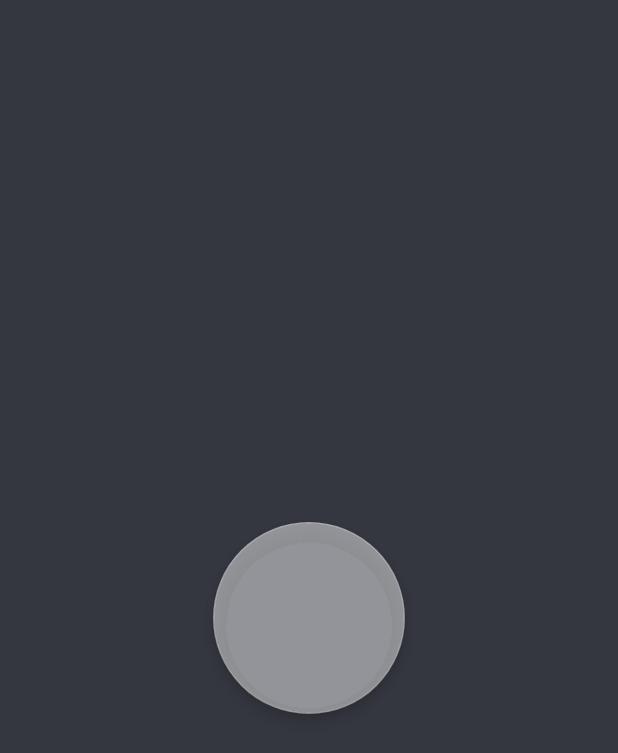
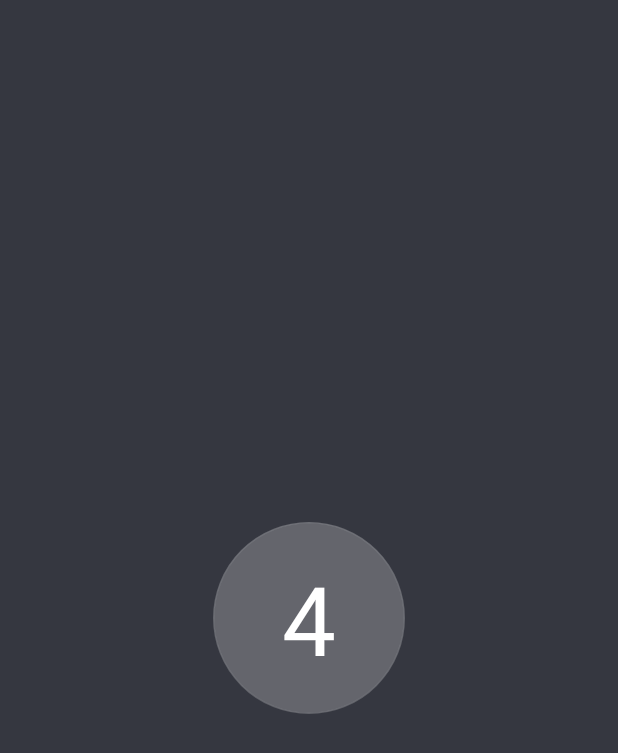
Before and after one commit to kvvzr/Twinkrun-Android, an Android app: the GameActivity screen opened directly, with no data from a screen before it, after a tap on an icon or button, on a phone screen of 412 x 824 dp. Shown: the top 753 px of the screen. Run offline under Robolectric (Android 15) with nearby library versions, the phone set to English and light mode, and no system bars; our stand-ins replace ButterKnife.

Commit message:
タイマー関連とかいろいろ

```diff
--- a/app/src/main/AndroidManifest.xml
+++ b/app/src/main/AndroidManifest.xml
@@ -27,6 +27,7 @@
         </activity>
         <activity android:name=".activity.PlayerSelectActivity"/>
         <activity android:name=".activity.GameActivity"/>
+        <activity android:name=".activity.ResultActivity"/>
     </application>
 
 
--- a/app/src/main/java/net/twinkrun/twinkrun/activity/GameActivity.java
+++ b/app/src/main/java/net/twinkrun/twinkrun/activity/GameActivity.java
@@ -2,19 +2,39 @@ package net.twinkrun.twinkrun.activity;
 
 import android.bluetooth.le.ScanCallback;
 import android.bluetooth.le.ScanResult;
+import android.content.Intent;
 import android.graphics.Color;
 import android.os.Bundle;
+import android.support.design.widget.FloatingActionButton;
+import android.support.v4.content.ContextCompat;
+import android.util.Log;
+import android.view.View;
+import android.view.WindowManager;
+import android.widget.TextView;
 
 import net.twinkrun.twinkrun.R;
+import net.twinkrun.twinkrun.entity.Player;
 import net.twinkrun.twinkrun.model.Game;
 import net.twinkrun.twinkrun.model.IGame;
 
+import java.util.ArrayList;
+
+import butterknife.Bind;
 import butterknife.ButterKnife;
 import butterknife.OnClick;
 
 public class GameActivity extends BaseBleActivity implements IGame {
 
     private Game mGame;
+
+    @Bind(R.id.background)
+    View mBackGround;
+
+    @Bind(R.id.play_button)
+    FloatingActionButton mPlayButton;
+
+    @Bind(R.id.count_down_text_view)
+    TextView mCountDownTextView;
 
     @OnClick(R.id.play_button)
     public void onClickPlayButton() {
@@ -28,11 +48,13 @@ public class GameActivity extends BaseBleActivity implements IGame {
 
         ButterKnife.bind(this);
 
+        getWindow().addFlags(WindowManager.LayoutParams.FLAG_KEEP_SCREEN_ON);
         if (getSupportActionBar() != null) {
             getSupportActionBar().hide();
         }
 
-        mGame = new Game(this);
+        // FIXME: PlayerSelectActivityからデータを持ってくる
+        mGame = new Game(this, new Player("kwzr,25"), new ArrayList<Player>());
         setupBle("kwzr,25", getResources().getString(R.string.advertise_uuid), mScanCallback);
     }
 
@@ -45,32 +67,64 @@ public class GameActivity extends BaseBleActivity implements IGame {
     };
 
     @Override
+    protected void onDestroy() {
+        super.onDestroy();
+        mGame.stop();
+    }
+
+    @Override
+    public void onStartCountDown() {
+        Log.d("GameActivity", "onStartCountDown");
+        mPlayButton.setAlpha(0.5f);
+        mCountDownTextView.setVisibility(View.VISIBLE);
+    }
+
+    @Override
     public void onUpdateCountDown(int count) {
-
+        Log.d("GameActivity", "onUpdateCountDown: " + count);
+        mCountDownTextView.setText("" + count);
     }
 
     @Override
     public void onStartGame() {
-
+        Log.d("GameActivity", "onStartGame");
+        mCountDownTextView.setVisibility(View.INVISIBLE);
     }
 
     @Override
     public void onUpdateScore(int score) {
+        Log.d("GameActivity", "onUpdateScore");
+    }
 
+    @Override
+    public void onUpdateRole(Color color, int score) {
+        Log.d("GameActivity", "onUpdateRole");
+        double rand = Math.random();
+        if (rand < 0.33) {
+            mBackGround.setBackgroundColor(ContextCompat.getColor(this, R.color.twinkrunBlack));
+        } else if (rand < 0.66) {
+            mBackGround.setBackgroundColor(ContextCompat.getColor(this, R.color.twinkrunGreen));
+        } else {
+            mBackGround.setBackgroundColor(ContextCompat.getColor(this, R.color.twinkrunRed));
+        }
     }
 
     @Override
     public void onFlash(Color color) {
-
+        Log.d("GameActivity", "onFlash");
     }
 
     @Override
-    public void onUpdateRole(Color color, int score) {
-
+    public void onStopGame() {
+        Log.d("GameActivity", "onStopGame");
+        mBackGround.setBackgroundColor(ContextCompat.getColor(this, R.color.twinkrunLightBlack));
+        mPlayButton.setAlpha(1f);
+        mCountDownTextView.setVisibility(View.INVISIBLE);
     }
 
     @Override
     public void onEndGame() {
-
+        Log.d("GameActivity", "onEndGame");
+        startActivity(new Intent(this, ResultActivity.class));
     }
 }
--- /dev/null
+++ b/app/src/main/java/net/twinkrun/twinkrun/model/Game.java
@@ -0,0 +1,165 @@
+package net.twinkrun.twinkrun.model;
+
+import android.bluetooth.le.ScanResult;
+import android.os.Handler;
+
+import net.twinkrun.twinkrun.entity.Player;
+
+import java.util.List;
+
+public class Game {
+
+    private IGame mIGame;
+    private Handler mGameTimer;
+    private Handler mFlashTimer;
+    private Handler mUpdateRoleTimer;
+    private Handler mUpdateScoreTimer;
+    private Handler mCountDownTimer;
+    private Player mPlayer;
+    private List<Player> mOthers;
+
+
+    private boolean mPlaying = false;
+    private int mScore;
+    private int mAddScore;
+    private int mFlashCount;
+    private int mCountDown;
+
+    public Game(IGame game, Player player, List<Player> others) {
+        mIGame = game;
+        mPlayer = player;
+        mOthers = others;
+    }
+
+    public void togglePlayState() {
+        mPlaying = !mPlaying;
+
+        if (mPlaying) {
+            mIGame.onStartCountDown();
+            start();
+        } else {
+            stop();
+            mIGame.onStopGame();
+        }
+    }
+
+    public void addScanResult(ScanResult result) {
+
+    }
+
+    private void start() {
+        stop();
+        countDown();
+    }
+
+    public void stop() {
+        mScore = 1000;
+        mAddScore = 0;
+        mFlashCount = 0;
+        mCountDown = 5;
+
+        if (mGameTimer != null) {
+            mGameTimer.removeCallbacksAndMessages(null);
+        }
+
+        if (mFlashTimer != null) {
+            mFlashTimer.removeCallbacksAndMessages(null);
+        }
+
+        if (mUpdateRoleTimer != null) {
+            mUpdateRoleTimer.removeCallbacksAndMessages(null);
+        }
+
+        if (mUpdateScoreTimer != null) {
+            mUpdateScoreTimer.removeCallbacksAndMessages(null);
+        }
+
+        if (mCountDownTimer != null) {
+            mCountDownTimer.removeCallbacksAndMessages(null);
+        }
+    }
+
+    private void countDown() {
+        mCountDownTimer = new Handler();
+
+        new Runnable() {
+            @Override
+            public void run() {
+                mIGame.onUpdateCountDown(mCountDown);
+                if (mCountDown == 0) {
+                    startGame();
+                } else {
+                    mCountDownTimer.postDelayed(this, 1000);
+                }
+                mCountDown--;
+            }
+        }.run();
+    }
+
+    private void startGame() {
+        mIGame.onStartGame();
+
+        mUpdateScoreTimer = new Handler();
+        mUpdateScoreTimer.postDelayed(new Runnable() {
+            @Override
+            public void run() {
+                updateScore();
+                mUpdateScoreTimer.postDelayed(this, 200);
+            }
+        }, 200);
+
+        mUpdateRoleTimer = new Handler();
+        new Runnable() {
+            @Override
+            public void run() {
+                updateRole();
+                mUpdateRoleTimer.postDelayed(this, 3000);
+            }
+        }.run();
+
+        mGameTimer = new Handler();
+        mGameTimer.postDelayed(new Runnable() {
+            @Override
+            public void run() {
+                endGame();
+            }
+        }, 30000);
+    }
+
+    private void updateScore() {
+        mScore += mAddScore;
+        mAddScore = 0;
+
+        for (Player p : mOthers) {
+            p.setCountedScore(false);
+        }
+
+        mIGame.onUpdateScore(mScore);
+    }
+
+    private void updateRole() {
+        mIGame.onUpdateRole(null, mScore);
+
+        mFlashCount = 0;
+        flash();
+    }
+
+    private void flash() {
+        if (mFlashCount < 4 /* flashCount */) {
+            mIGame.onFlash(null);
+            mFlashTimer = new Handler();
+            mFlashTimer.postDelayed(new Runnable() {
+                @Override
+                public void run() {
+                    flash();
+                }
+            }, 250 /* flashTime / flashCount */);
+        }
+        mFlashCount++;
+    }
+
+    private void endGame() {
+        mIGame.onEndGame();
+        stop();
+    }
+}
--- /dev/null
+++ b/app/src/main/java/net/twinkrun/twinkrun/model/IGame.java
@@ -0,0 +1,15 @@
+package net.twinkrun.twinkrun.model;
+
+import android.graphics.Color;
+
+public interface IGame {
+
+    void onStartCountDown();
+    void onUpdateCountDown(int count);
+    void onStartGame();
+    void onUpdateScore(int score);
+    void onFlash(Color color);
+    void onUpdateRole(Color color, int score);
+    void onStopGame();
+    void onEndGame();
+}
--- a/app/src/main/res/layout/activity_game.xml
+++ b/app/src/main/res/layout/activity_game.xml
@@ -1,15 +1,29 @@
 <?xml version="1.0" encoding="utf-8"?>
 <android.support.design.widget.CoordinatorLayout
+    android:id="@+id/background"
     xmlns:android="http://schemas.android.com/apk/res/android"
     xmlns:app="http://schemas.android.com/apk/res-auto"
+    xmlns:tools="http://schemas.android.com/tools"
     android:layout_width="match_parent"
-    android:layout_height="match_parent">
+    android:layout_height="match_parent"
+    tools:context=".GameActivity">
 
     <android.support.design.widget.FloatingActionButton
         android:id="@+id/play_button"
         android:layout_width="128dp"
         android:layout_height="128dp"
         android:layout_gravity="center"
-        app:backgroundTint="@color/twinkrunClearWhite"/>
+        app:backgroundTint="@color/twinkrunClearWhite"
+        app:elevation="0dp"/>
+
+    <TextView
+        android:id="@+id/count_down_text_view"
+        android:layout_width="wrap_content"
+        android:layout_height="wrap_content"
+        android:textColor="@color/twinkrunWhite"
+        android:textSize="64sp"
+        android:visibility="invisible"
+        app:layout_anchor="@id/play_button"
+        app:layout_anchorGravity="center"/>
 
 </android.support.design.widget.CoordinatorLayout>
--- a/app/src/main/res/layout/activity_player_select.xml
+++ b/app/src/main/res/layout/activity_player_select.xml
@@ -4,7 +4,7 @@
     xmlns:tools="http://schemas.android.com/tools"
     android:layout_width="match_parent"
     android:layout_height="match_parent"
-    tools:context=".MainActivity">
+    tools:context=".PlayerSelectActivity">
 
     <ListView
         android:id="@+id/player_list_view"
--- a/app/src/main/res/values/strings.xml
+++ b/app/src/main/res/values/strings.xml
@@ -1,6 +1,7 @@
 <resources xmlns:tools="http://schemas.android.com/tools" tools:ignore="TypographyDashes">
     <string name="app_name">Twinkrun</string>
     <string name="player_select_title">Select Players</string>
+    <string name="result_title">Result</string>
     <string name="action_settings">Settings</string>
     <string name="advertise_uuid">4C866825-6CF5-48DD-8C64-D9EC109CB3E4</string>
 </resources>
```
Also changed, not shown: app/src/main/java/net/twinkrun/twinkrun/activity/ResultActivity.java (added, +29 -0 lines), app/src/main/java/net/twinkrun/twinkrun/entity/Player.java (+9 -0 lines), app/src/main/res/layout/activity_result.xml (added, +9 -0 lines).
